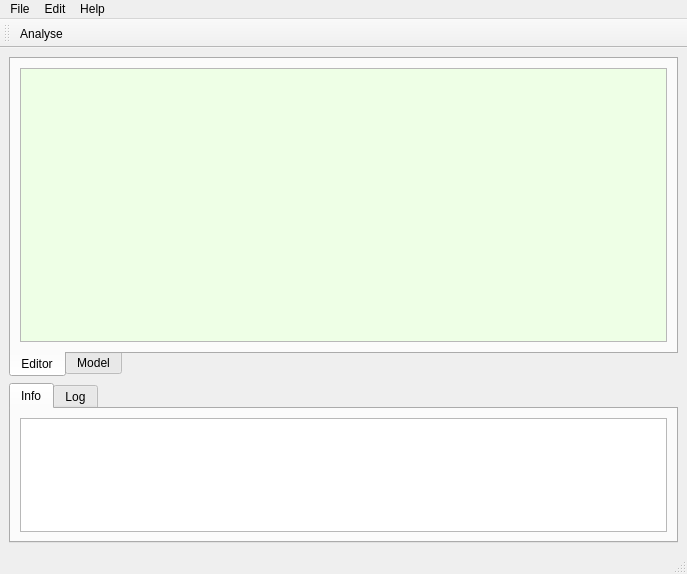
rrader/ADCS, file adcswindow.ui: the form before one commit.
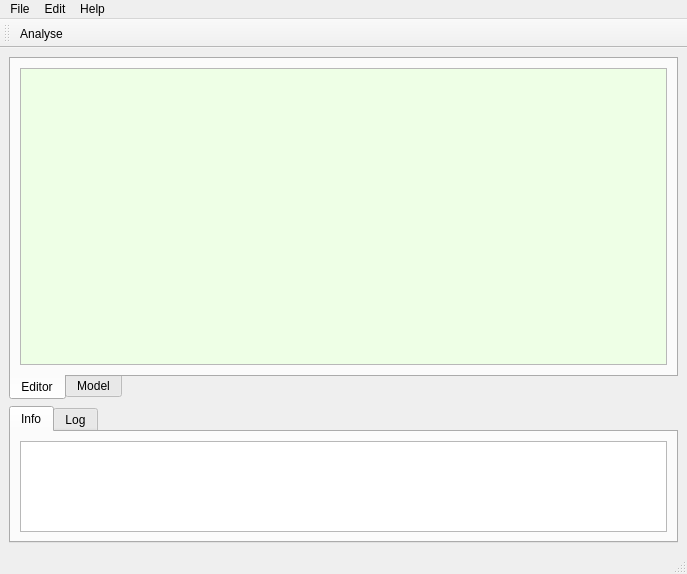
The form after the commit.

Commit message: layout fixed; selecting symbol with error, not previous

What changed in the file:
```diff
--- a/adcswindow.ui
+++ b/adcswindow.ui
@@ -14,7 +14,7 @@
    <string>Form1</string>
   </property>
   <widget class="QWidget" name="centralwidget">
-   <layout class="QVBoxLayout" name="verticalLayout_2" stretch="2,1">
+   <layout class="QVBoxLayout" name="verticalLayout_2" stretch="5,2">
     <item>
      <widget class="QTabWidget" name="tabWidget">
       <property name="tabPosition">
```
The commit also changes 1 other file.
